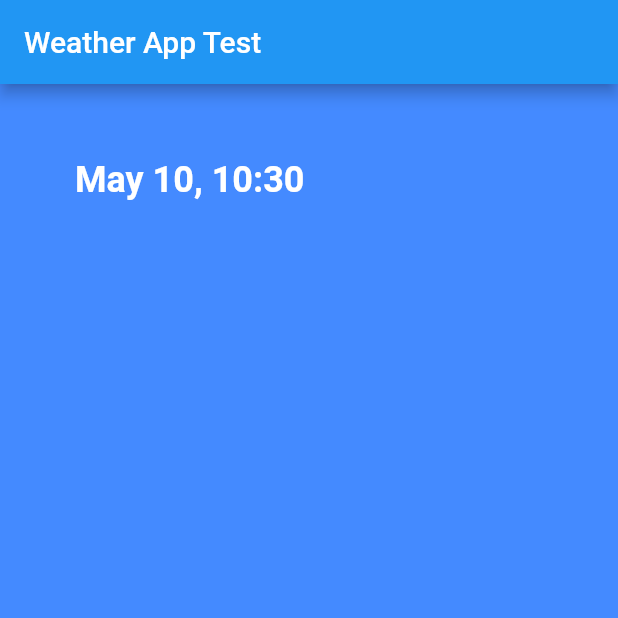
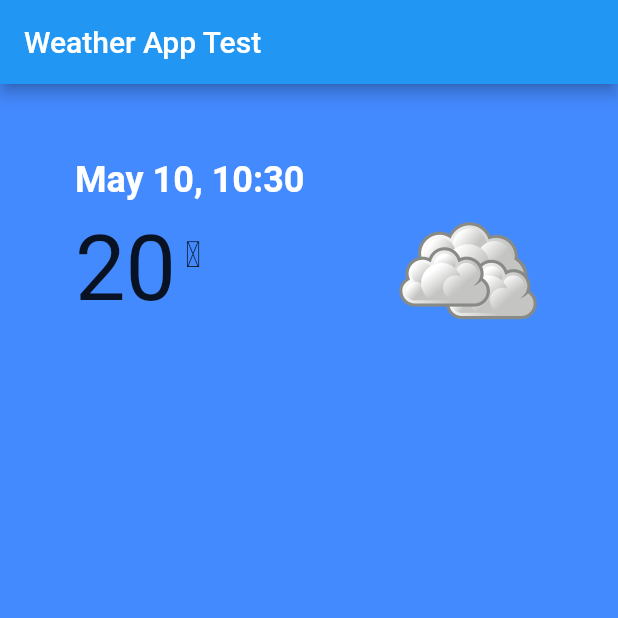
Before and after one commit to Shaheduzzaman67/weather_app, a Flutter app: the screen it shows after launch, on a phone screen of 412 x 824 dp, the top half of it. Run offline on Flutter 3.47's test engine with Material 2 defaults, Android fonts, the phone set to English and light mode, and no system bars.

Commit message:
Temperature Added

```diff
--- a/lib/ui/Weather.dart
+++ b/lib/ui/Weather.dart
@@ -3,6 +3,8 @@ import 'package:intl/intl.dart';
 
 
 class Weather extends StatelessWidget {
+
+
   Widget date = Container(
     child: Text(
       DateFormat("MMMM d, H:m").format(DateTime.now()),
@@ -14,13 +16,55 @@ class Weather extends StatelessWidget {
 
     ),
   );
+
+  Widget tempSection = Container(
+    padding: EdgeInsets.symmetric(
+      vertical: 10.0,
+    ),
+    child: Row(
+      crossAxisAlignment: CrossAxisAlignment.start,
+      children: <Widget>[
+        Text(
+          "20",
+          style: TextStyle(
+            fontSize: 60.0,
+          ),
+        ),
+        Expanded(child: Container(
+          padding: EdgeInsets.only(
+            top: 12.0,
+          ),
+          margin: EdgeInsets.only(
+            left: 6.0,
+          ),
+          child: Text(
+            "\u2103",
+            style: TextStyle(
+              fontSize: 24.0
+            ),
+          ),
+        ),),
+        Image.asset(
+          "assets/img/cloudy.png",
+          width: 100.00,
+          height: 100.00,
+          fit: BoxFit.cover,
+        )
+      ],
+    ),
+  );
+
+
+
+
   Widget build(BuildContext context) {
     return Container(
      padding: const EdgeInsets.all(50.0),
      child: Column(
        crossAxisAlignment: CrossAxisAlignment.start,
        children: <Widget>[
-         date
+         date,
+         tempSection
        ],
      ),
     );
```
